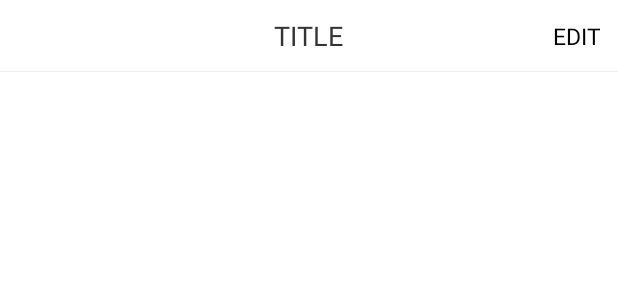
After one commit to hujingting/PureColorCollector, an Android app: the layout layout_title_base.xml on its own in the app's theme, with its tools: preview values and no code run, on a phone screen of 412 x 824 dp. The commit adds this screen. Shown: the top 300 px of the screen. Run offline under Robolectric (Android 15) with nearby library versions, the phone set to English and light mode, and no system bars.

Commit message:
优化界面布局

```diff
--- /dev/null
+++ b/PureColorCollector/app/src/main/res/layout/layout_title_base.xml
@@ -0,0 +1,62 @@
+<?xml version="1.0" encoding="utf-8"?>
+<RelativeLayout
+    xmlns:android="http://schemas.android.com/apk/res/android"
+    xmlns:tools="http://schemas.android.com/tools"
+    android:layout_width="match_parent"
+    android:layout_height="48dp"
+    android:background="@color/white">
+
+    <ImageView
+        android:id="@+id/iv_title_back"
+        android:layout_width="wrap_content"
+        android:layout_height="wrap_content"
+        android:layout_gravity="center_vertical"
+        android:padding="10dp"
+        android:layout_centerVertical="true" />
+
+    <TextView
+        android:id="@+id/tv_title_content"
+        android:layout_width="wrap_content"
+        android:layout_height="wrap_content"
+        android:layout_centerInParent="true"
+        tools:text="TITLE"
+        android:maxLines="1"
+        android:ellipsize="end"
+        android:maxWidth="300dp"
+        android:textColor="#ff333333"
+        android:textSize="@dimen/txt_size_18"/>
+
+    <FrameLayout
+        android:layout_width="wrap_content"
+        android:layout_height="match_parent"
+        android:layout_centerVertical="true"
+        android:layout_alignParentEnd="true">
+
+        <ImageView
+            android:id="@+id/iv_title_right"
+            android:layout_width="wrap_content"
+            android:layout_height="wrap_content"
+            android:layout_gravity="center_vertical"
+            android:paddingStart="10dp"
+            android:paddingEnd="10dp" />
+
+        <TextView
+            android:id="@+id/tv_title_right"
+            android:layout_width="wrap_content"
+            android:layout_height="match_parent"
+            android:textColor="@color/black"
+            android:textSize="15sp"
+            android:gravity="center"
+            android:paddingStart="12dp"
+            android:paddingEnd="12dp"
+            tools:text="EDIT"/>
+
+    </FrameLayout>
+
+    <View
+        android:layout_width="match_parent"
+        android:layout_height="0.5dp"
+        android:background="#eeeeee"
+        android:layout_alignParentBottom="true" />
+
+</RelativeLayout>
--- a/PureColorCollector/app/src/main/res/values-night/themes.xml
+++ b/PureColorCollector/app/src/main/res/values-night/themes.xml
@@ -13,4 +13,8 @@
         <item name="android:statusBarColor" tools:targetApi="l">?attr/colorPrimaryVariant</item>
         <!-- Customize your theme here. -->
     </style>
+
+    <style name="Theme.MyApplication.AppBarOverlay" parent="ThemeOverlay.AppCompat.Dark.ActionBar" />
+
+    <style name="Theme.MyApplication.PopupOverlay" parent="ThemeOverlay.AppCompat.Light" />
 </resources>
--- a/PureColorCollector/app/src/main/res/values/themes.xml
+++ b/PureColorCollector/app/src/main/res/values/themes.xml
@@ -1,6 +1,6 @@
 <resources xmlns:tools="http://schemas.android.com/tools">
     <!-- Base application theme. -->
-    <style name="Theme.PureColorCollector" parent="Theme.MaterialComponents.DayNight.DarkActionBar">
+    <style name="Theme.PureColorCollector" parent="Theme.MaterialComponents.Light.NoActionBar">
         <!-- Primary brand color. -->
         <item name="colorPrimary">@color/purple_500</item>
         <item name="colorPrimaryVariant">@color/purple_700</item>
```
Also changed, not shown: PureColorCollector/app/src/main/java/com/tbs/purecolorcollector/MainActivity.kt (+44 -1 lines), PureColorCollector/app/src/main/java/com/tbs/purecolorcollector/ui/main/MainFragment.kt (+33 -3 lines), PureColorCollector/app/src/main/java/com/tbs/purecolorcollector/utils/StatusBarUtils.kt (added, +73 -0 lines), PureColorCollector/app/src/main/res/layout/main_activity.xml (+29 -3 lines), PureColorCollector/app/src/main/res/layout/main_fragment.xml (+40 -18 lines), PureColorCollector/app/src/main/res/menu/activity_main_drawer.xml (added, +20 -0 lines), PureColorCollector/app/src/main/res/menu/main.xml (added, +17 -0 lines), PureColorCollector/app/src/main/res/values/dimens.xml (added, +14 -0 lines).
